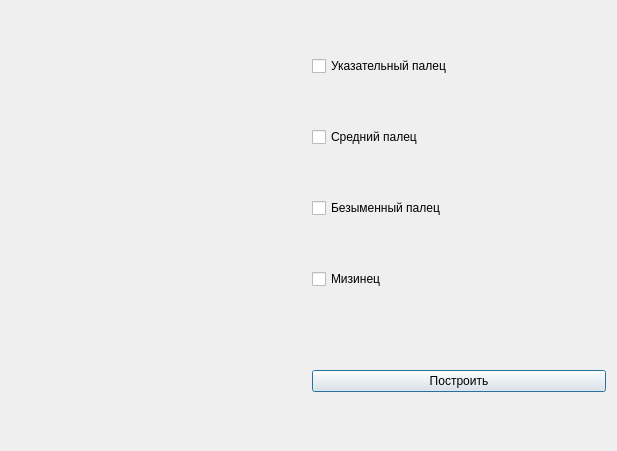
First picture: the form in ProstheticDesignerNRXQtApp/PlateForm.ui, repository AdamNatur/ProstheticFingerDesigner, before the edit.
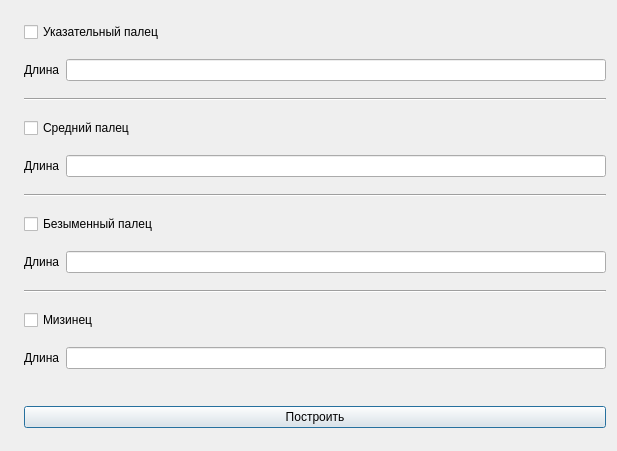
Second picture: the form after the edit. Icons and pictures are not drawn.

Commit message: editing plate - adding slot, holes and cylinders, adding length params

What changed in the file:
```diff
--- a/ProstheticDesignerNRXQtApp/PlateForm.ui
+++ b/ProstheticDesignerNRXQtApp/PlateForm.ui
@@ -36,6 +36,27 @@
        </property>
       </widget>
      </item>
+     <item>
+      <layout class="QHBoxLayout" name="horizontalLayout_2">
+       <item>
+        <widget class="QLabel" name="label_finger_Length">
+         <property name="text">
+          <string>Длина</string>
+         </property>
+        </widget>
+       </item>
+       <item>
+        <widget class="QLineEdit" name="lineEdit_IndexFinger"/>
+       </item>
+      </layout>
+     </item>
+     <item>
+      <widget class="Line" name="line_3">
+       <property name="orientation">
+        <enum>Qt::Horizontal</enum>
+       </property>
+      </widget>
+     </item>
      <item>
       <widget class="QCheckBox" name="checkBox_middle">
        <property name="text">
@@ -43,6 +64,27 @@
        </property>
       </widget>
      </item>
+     <item>
+      <layout class="QHBoxLayout" name="horizontalLayout_3">
+       <item>
+        <widget class="QLabel" name="label">
+         <property name="text">
+          <string>Длина</string>
+         </property>
+        </widget>
+       </item>
+       <item>
+        <widget class="QLineEdit" name="lineEdit_MiddleFinger"/>
+       </item>
+      </layout>
+     </item>
+     <item>
+      <widget class="Line" name="line_2">
+       <property name="orientation">
+        <enum>Qt::Horizontal</enum>
+       </property>
+      </widget>
+     </item>
      <item>
       <widget class="QCheckBox" name="checkBox_Ring">
        <property name="text">
@@ -50,6 +92,27 @@
        </property>
       </widget>
      </item>
+     <item>
+      <layout class="QHBoxLayout" name="horizontalLayout_5">
+       <item>
+        <widget class="QLabel" name="label_2">
+         <property name="text">
+          <string>Длина</string>
+         </property>
+        </widget>
+       </item>
+       <item>
+        <widget class="QLineEdit" name="lineEdit_RingFinger"/>
+       </item>
+      </layout>
+     </item>
+     <item>
+      <widget class="Line" name="line">
+       <property name="orientation">
+        <enum>Qt::Horizontal</enum>
+       </property>
+      </widget>
+     </item>
      <item>
       <widget class="QCheckBox" name="checkBox_Pinky">
        <property name="text">
@@ -57,18 +120,32 @@
        </property>
       </widget>
      </item>
+     <item>
+      <layout class="QHBoxLayout" name="horizontalLayout_4">
+       <item>
+        <widget class="QLabel" name="label_3">
+         <property name="text">
+          <string>Длина</string>
+         </property>
+        </widget>
+       </item>
+       <item>
+        <widget class="QLineEdit" name="lineEdit_Pinky"/>
+       </item>
+      </layout>
+     </item>
      <item>
       <spacer name="verticalSpacer">
        <property name="orientation">
         <enum>Qt::Vertical</enum>
        </property>
        <property name="sizeType">
-        <enum>QSizePolicy::Preferred</enum>
+        <enum>QSizePolicy::Fixed</enum>
        </property>
        <property name="sizeHint" stdset="0">
         <size>
          <width>20</width>
-         <height>30</height>
+         <height>20</height>
         </size>
        </property>
       </spacer>
```
The commit also changes 38 other files.
